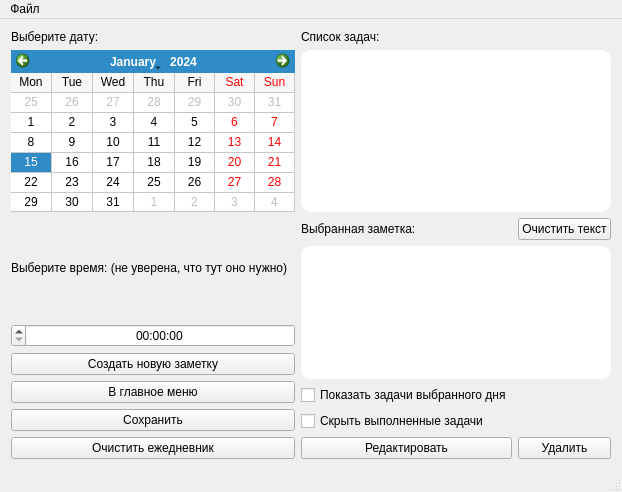
Old version of the form Diary_2/diary.ui in the repository fooxer9/Diary.
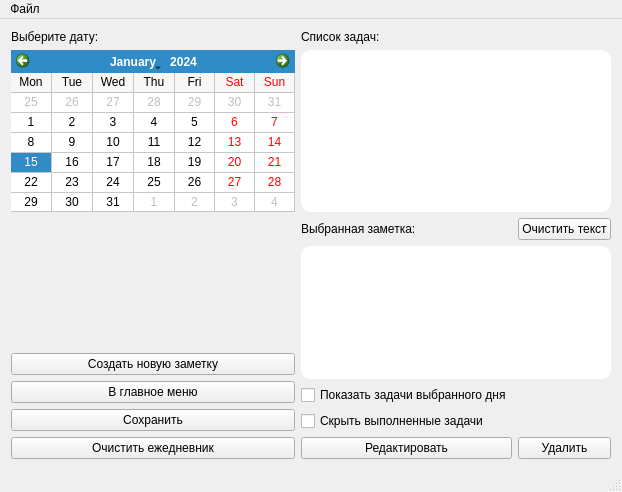
New version of the form.

Commit message: Сделана кнопка редактировать

The edit to the form file:
```diff
--- a/Diary_2/diary.ui
+++ b/Diary_2/diary.ui
@@ -152,57 +152,17 @@
       <item row="0" column="0">
        <layout class="QVBoxLayout" name="verticalLayout_2">
         <item>
-         <widget class="QLabel" name="selectTime">
-          <property name="sizePolicy">
-           <sizepolicy hsizetype="Preferred" vsizetype="Preferred">
-            <horstretch>0</horstretch>
-            <verstretch>0</verstretch>
-           </sizepolicy>
+         <spacer name="verticalSpacer">
+          <property name="orientation">
+           <enum>Qt::Vertical</enum>
           </property>
-          <property name="text">
-           <string>Выберите время: (не уверена, что тут оно нужно)</string>
+          <property name="sizeHint" stdset="0">
+           <size>
+            <width>20</width>
+            <height>40</height>
+           </size>
           </property>
-         </widget>
-        </item>
-        <item>
-         <widget class="QTimeEdit" name="timeEdit">
-          <property name="enabled">
-           <bool>true</bool>
-          </property>
-          <property name="sizePolicy">
-           <sizepolicy hsizetype="Preferred" vsizetype="Fixed">
-            <horstretch>0</horstretch>
-            <verstretch>0</verstretch>
-           </sizepolicy>
-          </property>
-          <property name="focusPolicy">
-           <enum>Qt::WheelFocus</enum>
-          </property>
-          <property name="layoutDirection">
-           <enum>Qt::RightToLeft</enum>
-          </property>
-          <property name="wrapping">
-           <bool>false</bool>
-          </property>
-          <property name="frame">
-           <bool>true</bool>
-          </property>
-          <property name="alignment">
-           <set>Qt::AlignCenter</set>
-          </property>
-          <property name="readOnly">
-           <bool>false</bool>
-          </property>
-          <property name="buttonSymbols">
-           <enum>QAbstractSpinBox::UpDownArrows</enum>
-          </property>
-          <property name="accelerated">
-           <bool>false</bool>
-          </property>
-          <property name="displayFormat">
-           <string/>
-          </property>
-         </widget>
+         </spacer>
         </item>
        </layout>
       </item>
```
Left out of the diff: 1 changed line with no effect on the pictures. The commit also changes 6 other files.
